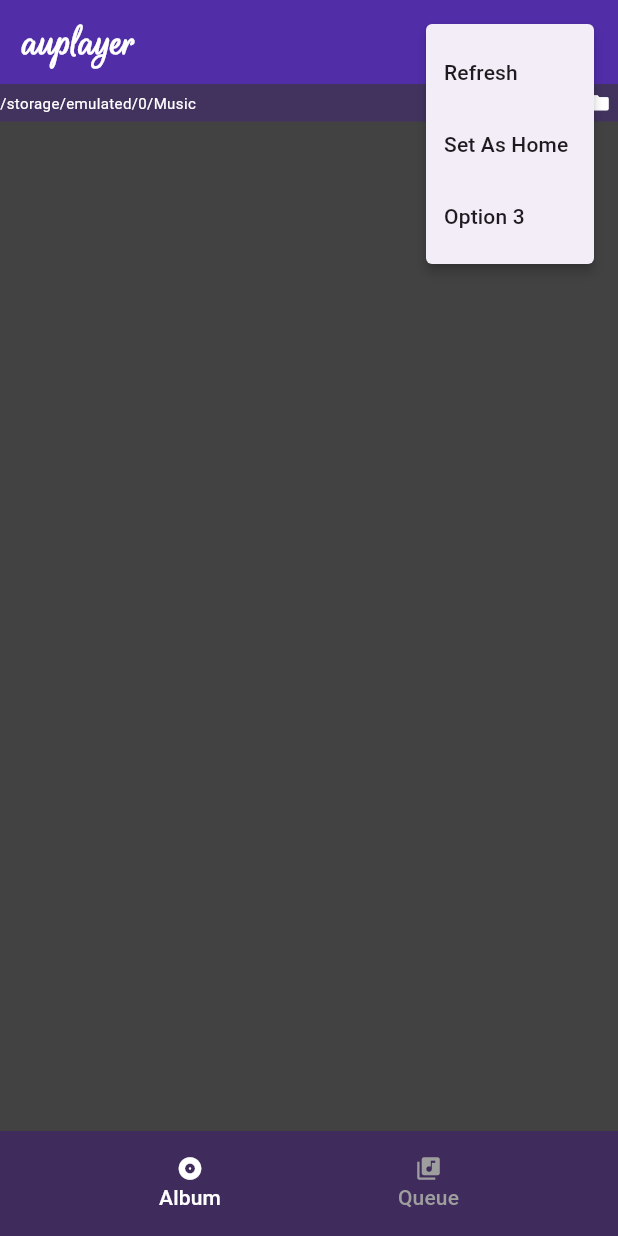
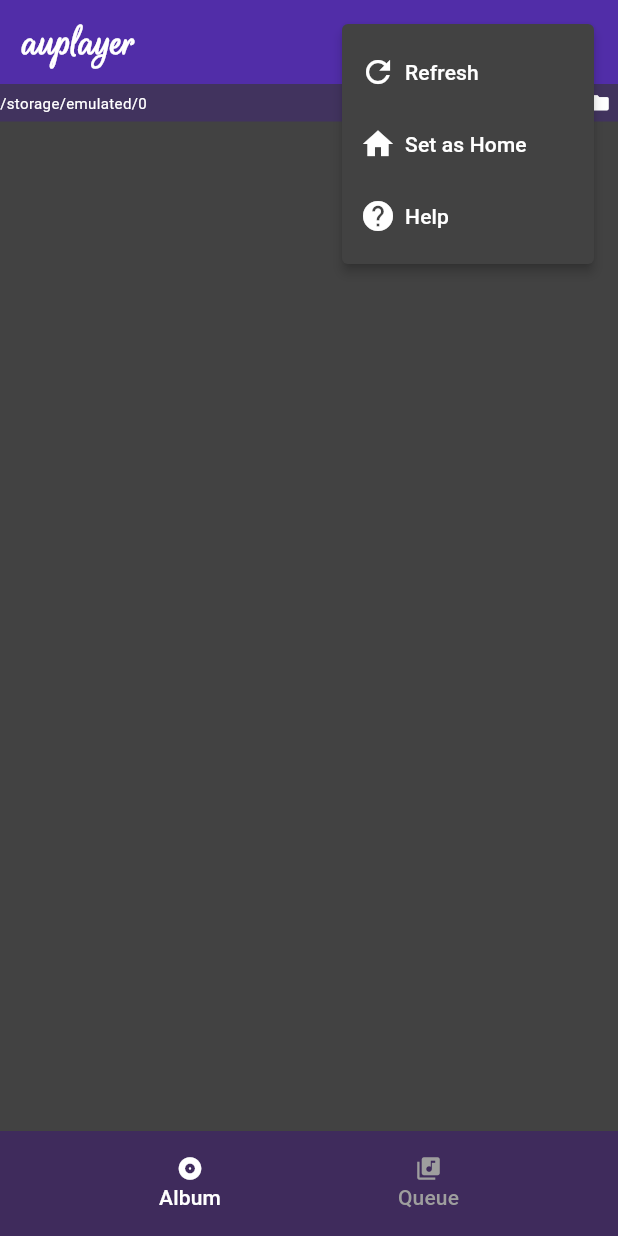
Before and after one commit to sigmamathy/auplayer, a Flutter app: the screen it shows after launch, after a tap on the "more vert" icon, on a phone screen of 412 x 824 dp. Run offline on Flutter 3.47's test engine with Material 3 defaults, Android fonts, the phone set to English and light mode, and no system bars; our stand-ins replace audio_service, just_audio, permission_handler, rxdart.

Commit message:
implement set home

```diff
--- a/lib/main.dart
+++ b/lib/main.dart
@@ -18,7 +18,8 @@ void main() async {
     ),
   );
 
-	FileManager.instance = FileManager();
+	final ah = FileManager.instance = FileManager();
+	await ah.init();
 
 	// run app!
   runApp(
--- a/lib/pages/album.dart
+++ b/lib/pages/album.dart
@@ -62,27 +62,52 @@ class AlbumPageState extends State<AlbumPage> {
 						),
 						PopupMenuButton<int>(
 							onSelected: (int value) async {
-								if (value == 0) {
-									await fm.refreshFileList();
-									setState((){});
+								switch (value) {
+									case 0:
+										await fm.refreshFileList();
+										setState(() {});
+										break;
+									case 1:
+										await fm.setHomeDirectory(fm.crntDir);
+										setState(() {});
+										break;
 								}
 							},
 							itemBuilder: (BuildContext context) {
 								return <PopupMenuEntry<int>>[
 									PopupMenuItem<int>(
 										value: 0,
-										child: Text('Refresh'),
+										child: Row(
+											children: [
+												Icon(Icons.refresh, color: Colors.white),
+												SizedBox(width: 6.0),
+												Text('Refresh', style: TextStyle(color: Colors.white)),
+											]
+										)
 									),
 									PopupMenuItem<int>(
 										value: 1,
-										child: Text('Set As Home'),
+										child: Row(
+											children: [
+												Icon(Icons.home, color: Colors.white),
+												SizedBox(width: 6.0),
+												Text('Set as Home', style: TextStyle(color: Colors.white)),
+											]
+										)
 									),
 									PopupMenuItem<int>(
 										value: 2,
-										child: Text('Option 3'),
+										child: Row(
+											children: [
+												Icon(Icons.help, color: Colors.white),
+												SizedBox(width: 6.0),
+												Text('Help', style: TextStyle(color: Colors.white)),
+											]
+										)
 									),
 								];
 							},
+							color: Colors.grey[800],
 							child: Icon(Icons.more_vert, color: Colors.white),
 						),
 					]
--- a/lib/tools/audio_player_handler.dart
+++ b/lib/tools/audio_player_handler.dart
@@ -77,7 +77,7 @@ class AudioPlayerHandler extends BaseAudioHandler with QueueHandler, SeekHandler
   }
 
 	Future<void> removeMusicAt(int index) async {
-		playlist.removeAt(index);
+		await playlist.removeAt(index);
 		final nq = queue.value..removeAt(index);
 		queue.add(nq);
 		if (playlist.length == 0) {
@@ -86,7 +86,7 @@ class AudioPlayerHandler extends BaseAudioHandler with QueueHandler, SeekHandler
 	}
 
 	Future<void> removeAll() async {
-		playlist.clear();
+		await playlist.clear();
 		final nq = queue.value..clear();
 		queue.add(nq);
 		await pause();
--- a/lib/tools/file_manager.dart
+++ b/lib/tools/file_manager.dart
@@ -1,5 +1,6 @@
 import 'dart:io';
 import 'package:path/path.dart';
+import 'package:path_provider/path_provider.dart';
 import 'package:permission_handler/permission_handler.dart';
 
 class FileInfo {
@@ -13,8 +14,27 @@ class FileManager {
 
 	static late FileManager instance;
 
-	String crntDir = "/storage/emulated/0/Music";
+	late String homeDir;
+	late String crntDir;
 	List<FileInfo> fileList = [];
+
+	Future<void> init() async {
+		Directory dir = await getApplicationDocumentsDirectory();
+		File f = File('${dir.path}/config.txt');
+		if (await f.exists()) {
+			homeDir = await f.readAsString();
+		} else {
+			homeDir = '/storage/emulated/0';
+			setHomeDirectory(homeDir);
+		}
+		crntDir = homeDir;
+	}
+
+	Future<void> setHomeDirectory(String home) async {
+		Directory dir = await getApplicationDocumentsDirectory();
+		File f = File('${dir.path}/config.txt');
+		await f.writeAsString(home);
+	}
 
 	Future<void> requestPermission() async {
 		var status = await Permission.audio.status;
```
Also changed, not shown: lib/pages/queue.dart (+15 -6 lines), 1 other file.
